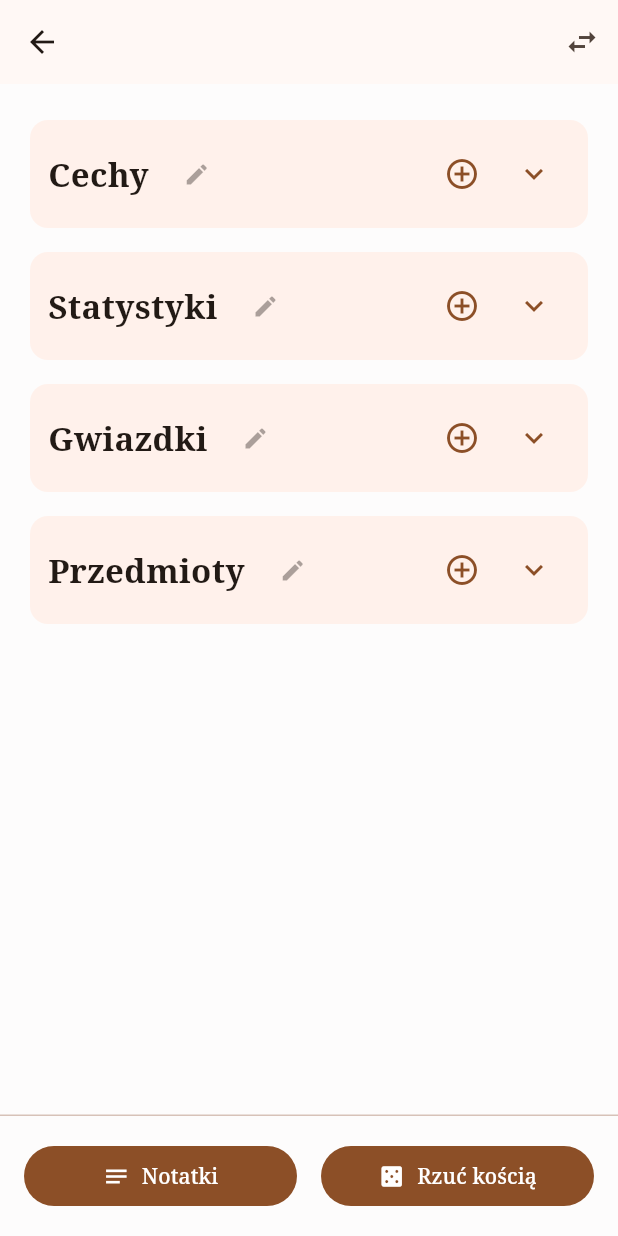
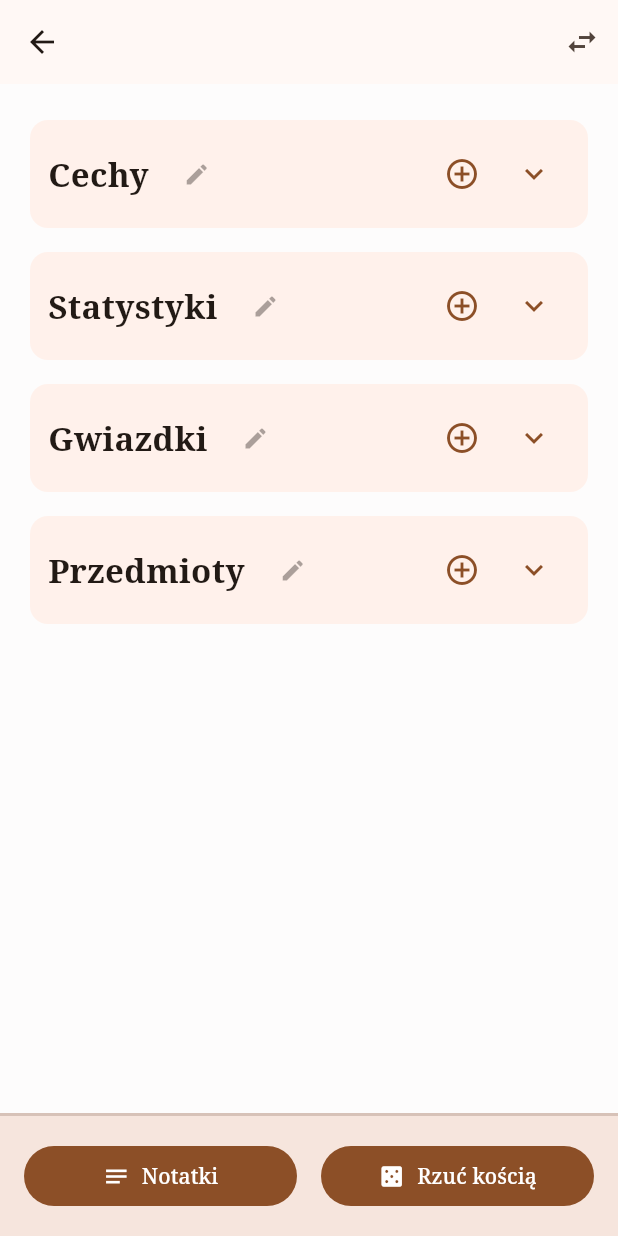
Before and after one commit to NikodemGrzela/RPGMaster, a Flutter app: the CharacterSheetScreen screen opened directly with empty values, on a phone screen of 412 x 824 dp. Run offline on Flutter 3.47's test engine with Material 3 defaults, Android fonts, the phone set to English and light mode, and no system bars; our stand-ins replace cloud_firestore, firebase_auth, firebase_core, flutter_riverpod, google_sign_in; accounts and stored records are empty; generated files the repository leaves out were written again.

Commit message:
Small display changes.

```diff
--- a/rpgmaster/lib/screens/characterSheet/character_sheet.dart
+++ b/rpgmaster/lib/screens/characterSheet/character_sheet.dart
@@ -54,14 +54,10 @@ class CharacterSheetScreen extends StatelessWidget {
                       AttributeTextField(
                         textKey: 'Nazwa:',
                         textValue: 'Frodo',
-                        isEditable: false,
-                        isTemplate: false,
                       ),
                       AttributeTextField(
                         textKey: 'Rasa:',
                         textValue: 'Hobbit',
-                        isEditable: false,
-                        isTemplate: false,
                       ),
                     ],
                     onAddWidget: () => AttributeTextField(
@@ -144,13 +140,14 @@ class CharacterSheetScreen extends StatelessWidget {
 
           // Divider oddzielający
           Divider(
-            height: 1.0,
-            thickness: 1.0,
+            height: 0.0,
+            thickness: 2.0,
           ),
 
           // Sekcja z przyciskami
           Container(
             padding: EdgeInsets.all(16.0),
+            color: Theme.of(context).colorScheme.surfaceContainerHigh,
             child: Row(
               children: [
 
```
